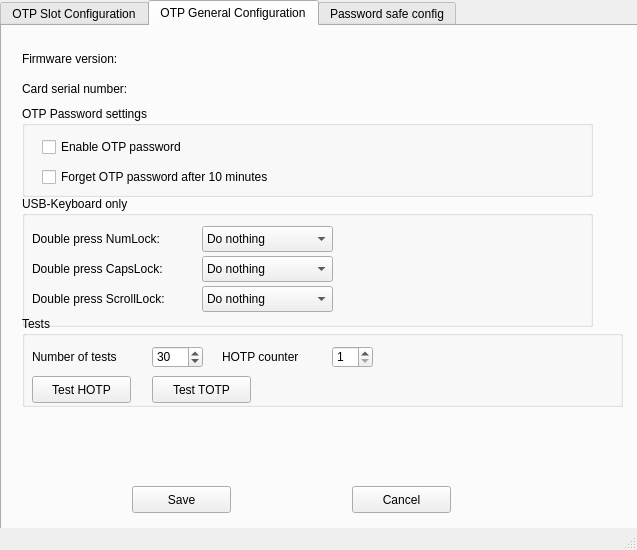
First picture: the form in mainwindow.ui, repository Nitrokey/nitrokey-app, before the edit.
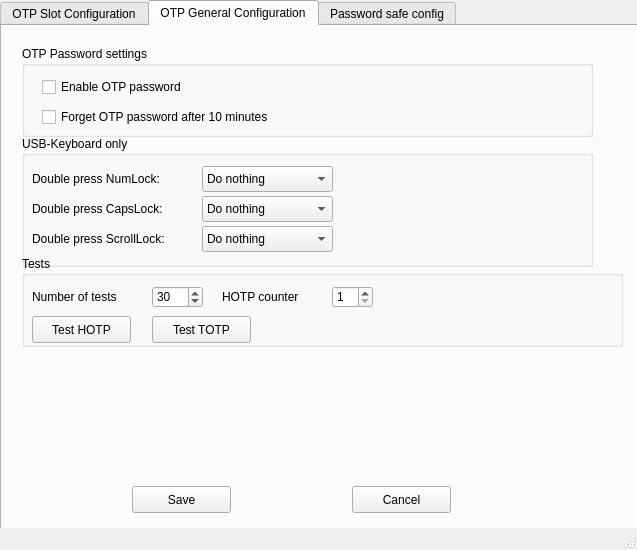
Second picture: the form after the edit. The open tabs and pages were chosen to show the change. Icons and pictures are not drawn.

What changed in the file:
```diff
--- a/mainwindow.ui
+++ b/mainwindow.ui
@@ -196,7 +196,7 @@
        </rect>
       </property>
       <property name="toolTip">
-       <string>&lt;html&gt;&lt;head/&gt;&lt;body&gt;&lt;p&gt;test&lt;/p&gt;&lt;/body&gt;&lt;/html&gt;</string>
+       <string/>
       </property>
       <property name="text">
        <string>Cancel</string>
@@ -647,45 +647,6 @@
      <attribute name="title">
       <string>OTP General Configuration</string>
      </attribute>
-     <widget class="QLabel" name="label_11">
-      <property name="geometry">
-       <rect>
-        <x>20</x>
-        <y>20</y>
-        <width>131</width>
-        <height>25</height>
-       </rect>
-      </property>
-      <property name="text">
-       <string>Firmware version:</string>
-      </property>
-     </widget>
-     <widget class="QLabel" name="label_12">
-      <property name="geometry">
-       <rect>
-        <x>20</x>
-        <y>50</y>
-        <width>141</width>
-        <height>25</height>
-       </rect>
-      </property>
-      <property name="text">
-       <string>Card serial number:</string>
-      </property>
-     </widget>
-     <widget class="QPushButton" name="writeGeneralConfigButton">
-      <property name="geometry">
-       <rect>
-        <x>130</x>
-        <y>460</y>
-        <width>99</width>
-        <height>27</height>
-       </rect>
-      </property>
-      <property name="text">
-       <string>Save</string>
-      </property>
-     </widget>
      <widget class="QPushButton" name="generalCancelButton">
       <property name="geometry">
        <rect>
@@ -703,7 +664,7 @@
       <property name="geometry">
        <rect>
         <x>20</x>
-        <y>170</y>
+        <y>110</y>
         <width>571</width>
         <height>131</height>
        </rect>
@@ -830,7 +791,7 @@
       <property name="geometry">
        <rect>
         <x>20</x>
-        <y>290</y>
+        <y>230</y>
         <width>601</width>
         <height>91</height>
        </rect>
@@ -929,37 +890,11 @@
        </property>
       </widget>
      </widget>
-     <widget class="QLabel" name="firmwareEdit">
-      <property name="geometry">
-       <rect>
-        <x>160</x>
-        <y>20</y>
-        <width>171</width>
-        <height>25</height>
-       </rect>
-      </property>
-      <property name="text">
-       <string/>
-      </property>
-     </widget>
-     <widget class="QLabel" name="serialEdit">
-      <property name="geometry">
-       <rect>
-        <x>160</x>
-        <y>50</y>
-        <width>171</width>
-        <height>25</height>
-       </rect>
-      </property>
-      <property name="text">
-       <string/>
-      </property>
-     </widget>
      <widget class="QGroupBox" name="OTPPasswordGroupBox">
       <property name="geometry">
        <rect>
         <x>20</x>
-        <y>80</y>
+        <y>20</y>
         <width>571</width>
         <height>91</height>
        </rect>
@@ -994,6 +929,19 @@
        </property>
       </widget>
      </widget>
+     <widget class="QPushButton" name="writeGeneralConfigButton">
+      <property name="geometry">
+       <rect>
+        <x>130</x>
+        <y>460</y>
+        <width>99</width>
+        <height>27</height>
+       </rect>
+      </property>
+      <property name="text">
+       <string>Save</string>
+      </property>
+     </widget>
     </widget>
     <widget class="QWidget" name="tab_3">
      <attribute name="title">
```
